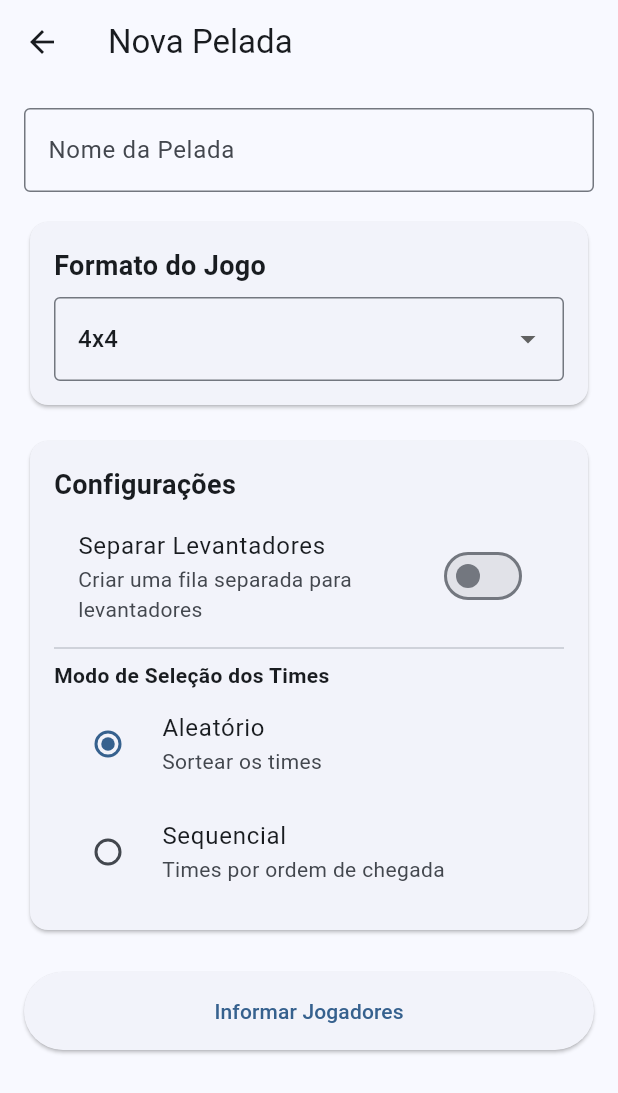
After one commit to luisbottino/pelada, a Flutter app: the screen it shows after launch, after a tap on "Nova Pelada", on a phone screen of 412 x 824 dp. The commit adds this screen. Shown: the top 1093 px of the screen. Run offline on Flutter 3.47's test engine with Material 3 defaults, Android fonts, the phone set to English and light mode, and no system bars.

Commit message:
add: features to create a match

```diff
--- /dev/null
+++ b/lib/core/models/match.dart
@@ -0,0 +1,192 @@
+import 'team.dart';
+import 'player.dart';
+import 'waiting_queue.dart';
+
+enum TeamSelectionMode {
+  random,     // Seleção aleatória de times
+  sequential, // Seleção por ordem de chegada
+}
+
+class Match {
+  final String id;
+  final String name;
+  final TeamFormat format;
+  final bool separateSetters;
+  final TeamSelectionMode teamSelectionMode;
+  final List<Player> registeredPlayers;
+  final List<Team> teams;
+  final WaitingQueue waitingQueue;
+  final DateTime createdAt;
+
+  Match({
+    required this.id,
+    required this.name,
+    required this.format,
+    required this.separateSetters,
+    required this.teamSelectionMode,
+    List<Player>? registeredPlayers,
+    List<Team>? teams,
+    WaitingQueue? waitingQueue,
+    DateTime? createdAt,
+  })  : registeredPlayers = registeredPlayers ?? [],
+        teams = teams ?? [],
+        waitingQueue = waitingQueue ?? WaitingQueue(),
+        createdAt = createdAt ?? DateTime.now();
+
+  // Adiciona um jogador à lista de jogadores registrados
+  Match addPlayer(Player player) {
+    if (registeredPlayers.any((p) => p.id == player.id)) {
+      throw ArgumentError('Jogador já registrado nesta pelada');
+    }
+    return copyWith(
+      registeredPlayers: [...registeredPlayers, player],
+    );
+  }
+
+  // Remove um jogador da lista de jogadores registrados
+  Match removePlayer(Player player) {
+    return copyWith(
+      registeredPlayers: registeredPlayers.where((p) => p.id != player.id).toList(),
+    );
+  }
+
+  // Gera os times baseado no modo de seleção
+  Match generateTeams() {
+    if (registeredPlayers.isEmpty) {
+      throw ArgumentError('Não há jogadores registrados para gerar times');
+    }
+
+    final playersPerTeam = _getExpectedPlayersCount(format);
+    final totalTeams = (registeredPlayers.length / playersPerTeam).floor();
+
+    if (totalTeams < 2) {
+      throw ArgumentError('Número insuficiente de jogadores para formar times');
+    }
+
+    List<Player> availablePlayers = List.from(registeredPlayers);
+    List<Team> newTeams = [];
+
+    // Se houver separação de levantadores, garante que cada time tenha um
+    if (separateSetters) {
+      final setters = availablePlayers.where((p) => p.isSetter).toList();
+      if (setters.length < totalTeams) {
+        throw ArgumentError('Número insuficiente de levantadores para os times');
+      }
+    }
+
+    for (int i = 0; i < totalTeams; i++) {
+      List<Player> teamPlayers = [];
+
+      // Seleciona jogadores baseado no modo de seleção
+      if (teamSelectionMode == TeamSelectionMode.random) {
+        availablePlayers.shuffle();
+      }
+
+      // Adiciona jogadores ao time
+      for (int j = 0; j < playersPerTeam; j++) {
+        if (availablePlayers.isEmpty) break;
+        teamPlayers.add(availablePlayers.removeAt(0));
+      }
+
+      // Cria o time
+      newTeams.add(Team(
+        id: 'team_${i + 1}',
+        name: 'Time ${i + 1}',
+        format: format,
+        players: teamPlayers,
+        setter: separateSetters ? teamPlayers.firstWhere((p) => p.isSetter) : null,
+      ));
+    }
+
+    // Adiciona jogadores restantes à fila de espera
+    final newWaitingQueue = availablePlayers.fold<WaitingQueue>(
+      waitingQueue,
+      (queue, player) => queue.addPlayer(player),
+    );
+
+    return copyWith(
+      teams: newTeams,
+      waitingQueue: newWaitingQueue,
+    );
+  }
+
+  // Método para obter o número esperado de jogadores baseado no formato
+  int _getExpectedPlayersCount(TeamFormat format) {
+    switch (format) {
+      case TeamFormat.twoVsTwo:
+        return 2;
+      case TeamFormat.threeVsThree:
+        return 3;
+      case TeamFormat.fourVsFour:
+        return 4;
+      case TeamFormat.sixVsSix:
+        return 6;
+    }
+  }
+
+  // Cria uma cópia da pelada com campos modificados
+  Match copyWith({
+    String? id,
+    String? name,
+    TeamFormat? format,
+    bool? separateSetters,
+    TeamSelectionMode? teamSelectionMode,
+    List<Player>? registeredPlayers,
+    List<Team>? teams,
+    WaitingQueue? waitingQueue,
+    DateTime? createdAt,
+  }) {
+    return Match(
+      id: id ?? this.id,
+      name: name ?? this.name,
+      format: format ?? this.format,
+      separateSetters: separateSetters ?? this.separateSetters,
+      teamSelectionMode: teamSelectionMode ?? this.teamSelectionMode,
+      registeredPlayers: registeredPlayers ?? this.registeredPlayers,
+      teams: teams ?? this.teams,
+      waitingQueue: waitingQueue ?? this.waitingQueue,
+      createdAt: createdAt ?? this.createdAt,
+    );
+  }
+
+  // Converte a pelada em um Map (útil para persistência)
+  Map<String, dynamic> toMap() {
+    return {
+      'id': id,
+      'name': name,
+      'format': format.toString(),
+      'separateSetters': separateSetters,
+      'teamSelectionMode': teamSelectionMode.toString(),
+      'registeredPlayers': registeredPlayers.map((p) => p.toMap()).toList(),
+      'teams': teams.map((t) => t.toMap()).toList(),
+      'waitingQueue': waitingQueue.toMap(),
+      'createdAt': createdAt.toIso8601String(),
+    };
+  }
+
+  // Cria uma pelada a partir de um Map
+  factory Match.fromMap(Map<String, dynamic> map) {
+    return Match(
+      id: map['id'] as String,
+      name: map['name'] as String,
+      format: TeamFormat.values.firstWhere(
+        (e) => e.toString() == map['format'],
+      ),
+      separateSetters: map['separateSetters'] as bool,
+      teamSelectionMode: TeamSelectionMode.values.firstWhere(
+        (e) => e.toString() == map['teamSelectionMode'],
+      ),
+      registeredPlayers: (map['registeredPlayers'] as List)
+          .map((p) => Player.fromMap(p as Map<String, dynamic>))
+          .toList(),
+      teams: (map['teams'] as List)
+          .map((t) => Team.fromMap(t as Map<String, dynamic>))
+          .toList(),
+      waitingQueue: WaitingQueue.fromMap(map['waitingQueue'] as Map<String, dynamic>),
+      createdAt: DateTime.parse(map['createdAt'] as String),
+    );
+  }
+
+  @override
+  String toString() => 'Match(id: $id, name: $name, format: $format, teams: $teams)';
+}
--- /dev/null
+++ b/lib/core/models/player.dart
@@ -0,0 +1,45 @@
+class Player {
+  final String id;
+  final String name;
+  final bool isSetter; // Indica se o jogador é levantador
+
+  Player({
+    required this.id,
+    required this.name,
+    this.isSetter = false,
+  });
+
+  // Método para criar uma cópia do jogador com campos modificados
+  Player copyWith({
+    String? id,
+    String? name,
+    bool? isSetter,
+  }) {
+    return Player(
+      id: id ?? this.id,
+      name: name ?? this.name,
+      isSetter: isSetter ?? this.isSetter,
+    );
+  }
+
+  // Método para converter o jogador em um Map (útil para persistência)
+  Map<String, dynamic> toMap() {
+    return {
+      'id': id,
+      'name': name,
+      'isSetter': isSetter,
+    };
+  }
+
+  // Método para criar um jogador a partir de um Map
+  factory Player.fromMap(Map<String, dynamic> map) {
+    return Player(
+      id: map['id'] as String,
+      name: map['name'] as String,
+      isSetter: map['isSetter'] as bool,
+    );
+  }
+
+  @override
+  String toString() => 'Player(id: $id, name: $name, isSetter: $isSetter)';
+}
--- /dev/null
+++ b/lib/core/models/team.dart
@@ -0,0 +1,100 @@
+import 'player.dart';
+
+enum TeamFormat {
+  twoVsTwo,    // 2x2
+  threeVsThree, // 3x3
+  fourVsFour,  // 4x4
+  sixVsSix,    // 6x6
+}
+
+class Team {
+  final String id;
+  final String name;
+  final TeamFormat format;
+  final List<Player> players;
+  final Player? setter; // Levantador específico para o time (opcional)
+
+  Team({
+    required this.id,
+    required this.name,
+    required this.format,
+    required this.players,
+    this.setter,
+  }) {
+    // Validação do número de jogadores baseado no formato
+    final expectedPlayers = _getExpectedPlayersCount(format);
+    if (players.length != expectedPlayers) {
+      throw ArgumentError(
+        'Número inválido de jogadores para o formato $format. '
+        'Esperado: $expectedPlayers, Recebido: ${players.length}',
+      );
+    }
+
+    // Validação do levantador
+    if (setter != null && !setter!.isSetter) {
+      throw ArgumentError('O jogador designado como levantador deve ter a flag isSetter como true');
+    }
+  }
+
+  // Método para obter o número esperado de jogadores baseado no formato
+  int _getExpectedPlayersCount(TeamFormat format) {
+    switch (format) {
+      case TeamFormat.twoVsTwo:
+        return 2;
+      case TeamFormat.threeVsThree:
+        return 3;
+      case TeamFormat.fourVsFour:
+        return 4;
+      case TeamFormat.sixVsSix:
+        return 6;
+    }
+  }
+
+  // Método para criar uma cópia do time com campos modificados
+  Team copyWith({
+    String? id,
+    String? name,
+    TeamFormat? format,
+    List<Player>? players,
+    Player? setter,
+  }) {
+    return Team(
+      id: id ?? this.id,
+      name: name ?? this.name,
+      format: format ?? this.format,
+      players: players ?? this.players,
+      setter: setter ?? this.setter,
+    );
+  }
+
+  // Método para converter o time em um Map (útil para persistência)
+  Map<String, dynamic> toMap() {
+    return {
+      'id': id,
+      'name': name,
+      'format': format.toString(),
+      'players': players.map((player) => player.toMap()).toList(),
+      'setter': setter?.toMap(),
+    };
+  }
+
+  // Método para criar um time a partir de um Map
+  factory Team.fromMap(Map<String, dynamic> map) {
+    return Team(
+      id: map['id'] as String,
+      name: map['name'] as String,
+      format: TeamFormat.values.firstWhere(
+        (e) => e.toString() == map['format'],
+      ),
+      players: (map['players'] as List)
+          .map((playerMap) => Player.fromMap(playerMap as Map<String, dynamic>))
+          .toList(),
+      setter: map['setter'] != null
+          ? Player.fromMap(map['setter'] as Map<String, dynamic>)
+          : null,
+    );
+  }
+
+  @override
+  String toString() => 'Team(id: $id, name: $name, format: $format, players: $players, setter: $setter)';
+}
--- /dev/null
+++ b/lib/core/models/waiting_queue.dart
@@ -0,0 +1,82 @@
+import 'player.dart';
+
+class WaitingQueue {
+  final List<Player> players;
+  final List<Player> setterQueue; // Fila específica para levantadores
+
+  WaitingQueue({
+    List<Player>? players,
+    List<Player>? setterQueue,
+  })  : players = players ?? [],
+        setterQueue = setterQueue ?? [];
+
+  // Adiciona um jogador à fila principal
+  WaitingQueue addPlayer(Player player) {
+    if (player.isSetter) {
+      return copyWith(setterQueue: [...setterQueue, player]);
+    }
+    return copyWith(players: [...players, player]);
+  }
+
+  // Remove um jogador da fila principal
+  WaitingQueue removePlayer(Player player) {
+    if (player.isSetter) {
+      return copyWith(
+        setterQueue: setterQueue.where((p) => p.id != player.id).toList(),
+      );
+    }
+    return copyWith(
+      players: players.where((p) => p.id != player.id).toList(),
+    );
+  }
+
+  // Obtém os próximos jogadores da fila
+  List<Player> getNextPlayers(int count) {
+    if (players.length < count) {
+      return [];
+    }
+    return players.sublist(0, count);
+  }
+
+  // Obtém o próximo levantador da fila
+  Player? getNextSetter() {
+    if (setterQueue.isEmpty) {
+      return null;
+    }
+    return setterQueue.first;
+  }
+
+  // Cria uma cópia da fila com campos modificados
+  WaitingQueue copyWith({
+    List<Player>? players,
+    List<Player>? setterQueue,
+  }) {
+    return WaitingQueue(
+      players: players ?? this.players,
+      setterQueue: setterQueue ?? this.setterQueue,
+    );
+  }
+
+  // Converte a fila em um Map (útil para persistência)
+  Map<String, dynamic> toMap() {
+    return {
+      'players': players.map((player) => player.toMap()).toList(),
+      'setterQueue': setterQueue.map((player) => player.toMap()).toList(),
+    };
+  }
+
+  // Cria uma fila a partir de um Map
+  factory WaitingQueue.fromMap(Map<String, dynamic> map) {
+    return WaitingQueue(
+      players: (map['players'] as List)
+          .map((playerMap) => Player.fromMap(playerMap as Map<String, dynamic>))
+          .toList(),
+      setterQueue: (map['setterQueue'] as List)
+          .map((playerMap) => Player.fromMap(playerMap as Map<String, dynamic>))
+          .toList(),
+    );
+  }
+
+  @override
+  String toString() => 'WaitingQueue(players: $players, setterQueue: $setterQueue)';
+}
--- /dev/null
+++ b/lib/features/home/presentation/screens/home_screen.dart
@@ -0,0 +1,44 @@
+import 'package:flutter/material.dart';
+
+class HomeScreen extends StatelessWidget {
+  const HomeScreen({super.key});
+
+  @override
+  Widget build(BuildContext context) {
+    return Scaffold(
+      appBar: AppBar(
+        title: const Text('Pelada'),
+        centerTitle: true,
+      ),
+      body: Center(
+        child: Column(
+          mainAxisAlignment: MainAxisAlignment.center,
+          children: [
+            const Text(
+              'Primeira Próxima!',
+              style: TextStyle(
+                fontSize: 24,
+                fontWeight: FontWeight.bold,
+              ),
+              textAlign: TextAlign.center,
+            ),
+            const SizedBox(height: 20),
+            ElevatedButton.icon(
+              onPressed: () {
+                Navigator.pushNamed(context, '/new-match');
+              },
+              icon: const Icon(Icons.add),
+              label: const Text('Nova Pelada'),
+              style: ElevatedButton.styleFrom(
+                padding: const EdgeInsets.symmetric(
+                  horizontal: 32,
+                  vertical: 16,
+                ),
+              ),
+            ),
+          ],
+        ),
+      ),
+    );
+  }
+}
--- /dev/null
+++ b/lib/features/match/presentation/screens/new_match_screen.dart
@@ -0,0 +1,194 @@
+import 'package:flutter/material.dart';
+import '../../../../core/models/match.dart';
+import '../../../../core/models/team.dart';
+
+class NewMatchScreen extends StatefulWidget {
+  const NewMatchScreen({super.key});
+
+  @override
+  State<NewMatchScreen> createState() => _NewMatchScreenState();
+}
+
+class _NewMatchScreenState extends State<NewMatchScreen> {
+  final _formKey = GlobalKey<FormState>();
+  final _nameController = TextEditingController();
+  TeamFormat _selectedFormat = TeamFormat.fourVsFour;
+  bool _separateSetters = false;
+  TeamSelectionMode _selectionMode = TeamSelectionMode.random;
+
+  @override
+  void dispose() {
+    _nameController.dispose();
+    super.dispose();
+  }
+
+  void _createMatch() {
+    if (_formKey.currentState!.validate()) {
+      // TODO: Implementar a criação da pelada
+      final match = Match(
+        id: DateTime.now().millisecondsSinceEpoch.toString(),
+        name: _nameController.text,
+        format: _selectedFormat,
+        separateSetters: _separateSetters,
+        teamSelectionMode: _selectionMode,
+      );
+
+      // TODO: Salvar a pelada e navegar para a próxima tela
+      Navigator.pop(context, match);
+    }
+  }
+
+  @override
+  Widget build(BuildContext context) {
+    return Scaffold(
+      appBar: AppBar(
+        title: const Text('Nova Pelada'),
+      ),
+      body: SingleChildScrollView(
+        padding: const EdgeInsets.all(16),
+        child: Form(
+          key: _formKey,
+          child: Column(
+            crossAxisAlignment: CrossAxisAlignment.stretch,
+            children: [
+              TextFormField(
+                controller: _nameController,
+                decoration: const InputDecoration(
+                  labelText: 'Nome da Pelada',
+                  border: OutlineInputBorder(),
+                ),
+                validator: (value) {
+                  if (value == null || value.isEmpty) {
+                    return 'Por favor, insira um nome para a pelada';
+                  }
+                  return null;
+                },
+              ),
+              const SizedBox(height: 16),
+              Card(
+                child: Padding(
+                  padding: const EdgeInsets.all(16),
+                  child: Column(
+                    crossAxisAlignment: CrossAxisAlignment.start,
+                    children: [
+                      const Text(
+                        'Formato do Jogo',
+                        style: TextStyle(
+                          fontSize: 18,
+                          fontWeight: FontWeight.bold,
+                        ),
+                      ),
+                      const SizedBox(height: 8),
+                      DropdownButtonFormField<TeamFormat>(
+                        value: _selectedFormat,
+                        decoration: const InputDecoration(
+                          border: OutlineInputBorder(),
+                        ),
+                        items: TeamFormat.values.map((format) {
+                          return DropdownMenuItem(
+                            value: format,
+                            child: Text(_getFormatLabel(format)),
+                          );
+                        }).toList(),
+                        onChanged: (value) {
+                          if (value != null) {
+                            setState(() {
+                              _selectedFormat = value;
+                            });
+                          }
+                        },
+                      ),
+                    ],
+                  ),
+                ),
+              ),
+              const SizedBox(height: 16),
+              Card(
+                child: Padding(
+                  padding: const EdgeInsets.all(16),
+                  child: Column(
+                    crossAxisAlignment: CrossAxisAlignment.start,
+                    children: [
+                      const Text(
+                        'Configurações',
+                        style: TextStyle(
+                          fontSize: 18,
+                          fontWeight: FontWeight.bold,
+                        ),
+                      ),
+                      const SizedBox(height: 8),
+                      SwitchListTile(
+                        title: const Text('Separar Levantadores'),
+                        subtitle: const Text(
+                          'Criar uma fila separada para levantadores',
+                        ),
+                        value: _separateSetters,
+                        onChanged: (value) {
+                          setState(() {
+                            _separateSetters = value;
+                          });
+                        },
+                      ),
+                      const Divider(),
+                      const Text(
+                        'Modo de Seleção dos Times',
+                        style: TextStyle(fontWeight: FontWeight.bold),
+                      ),
+                      RadioListTile<TeamSelectionMode>(
+                        title: const Text('Aleatório'),
+                        subtitle: const Text('Sortear os times'),
+                        value: TeamSelectionMode.random,
+                        groupValue: _selectionMode,
+                        onChanged: (value) {
+                          if (value != null) {
+                            setState(() {
+                              _selectionMode = value;
+                            });
+                          }
+                        },
+                      ),
+                      RadioListTile<TeamSelectionMode>(
+                        title: const Text('Sequencial'),
+                        subtitle: const Text('Times por ordem de chegada'),
+                        value: TeamSelectionMode.sequential,
+                        groupValue: _selectionMode,
+                        onChanged: (value) {
+                          if (value != null) {
+                            setState(() {
+                              _selectionMode = value;
+                            });
+                          }
+                        },
+                      ),
+                    ],
+                  ),
+                ),
+              ),
+              const SizedBox(height: 24),
+              ElevatedButton(
+                onPressed: _createMatch,
+                style: ElevatedButton.styleFrom(
+                  padding: const EdgeInsets.symmetric(vertical: 16),
+                ),
+                child: const Text('Informar Jogadores'),
+              ),
+            ],
+          ),
+        ),
+      ),
+    );
+  }
+
+  String _getFormatLabel(TeamFormat format) {
+    switch (format) {
+      case TeamFormat.twoVsTwo:
+        return '2x2';
+      case TeamFormat.threeVsThree:
+        return '3x3';
+      case TeamFormat.fourVsFour:
+        return '4x4';
+      case TeamFormat.sixVsSix:
+        return '6x6';
+    }
+  }
+}
--- a/lib/main.dart
+++ b/lib/main.dart
@@ -1,41 +1,27 @@
 import 'package:flutter/material.dart';
+import 'features/home/presentation/screens/home_screen.dart';
+import 'features/match/presentation/screens/new_match_screen.dart';
 
 void main() {
-  runApp(const PeladaApp());
+  runApp(const MyApp());
 }
 
-class PeladaApp extends StatelessWidget {
-  const PeladaApp({super.key});
+class MyApp extends StatelessWidget {
+  const MyApp({super.key});
 
-  // This widget is the root of your application.
   @override
   Widget build(BuildContext context) {
     return MaterialApp(
-      title: 'Pelada',
+      title: 'Pelada de Vôlei',
       theme: ThemeData(
-        colorScheme: ColorScheme.fromSeed(seedColor: Colors.teal),
-        useMaterial3: true
+        colorScheme: ColorScheme.fromSeed(seedColor: Colors.blue),
+        useMaterial3: true,
       ),
-      debugShowCheckedModeBanner: false,
-      home: const HomeScreen(),
+      initialRoute: '/',
+      routes: {
+        '/': (context) => const HomeScreen(),
+        '/new-match': (context) => const NewMatchScreen(),
+      },
     );
   }
 }
-
-class HomeScreen extends StatelessWidget {
-  const HomeScreen({super.key});
-
-  @override
-  Widget build(BuildContext context) {
-    return Scaffold(
-      appBar: AppBar(
-        title: const Text('Pelada de Vôlei'),
-      ),
-      body: Center(
-        child: ElevatedButton(onPressed: () {
-
-        }, child: const Text('Começar')),
-      ),
-    );
-  }
-}
```
Also changed, not shown: 1 other file.
